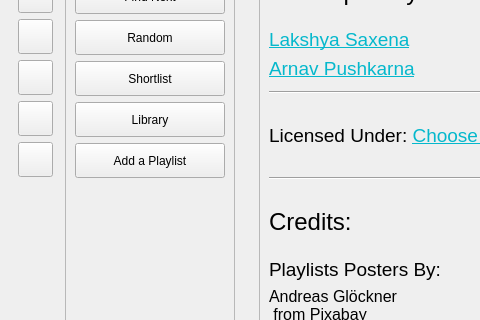
lakshya076/Cinematch, file UI/ui_main.ui: the form before one commit; both pictures show x 0 to 480 and y 122 to 442 of the 1108 by 776 pixel window.
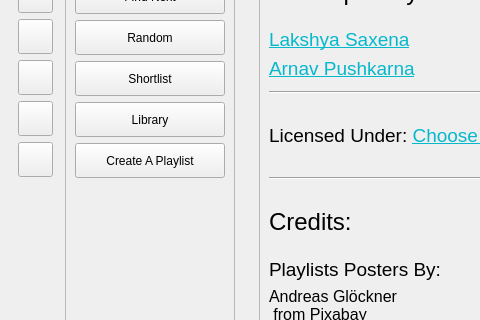
The form after the commit. Icons and pictures are not drawn. Custom widgets are drawn as their Qt base class.

Patch:
```diff
--- a/UI/ui_main.ui
+++ b/UI/ui_main.ui
@@ -866,7 +866,7 @@
           <string>Ceate A Playlist</string>
          </property>
          <property name="text">
-          <string>Add a Playlist</string>
+          <string>Create A Playlist</string>
          </property>
          <property name="icon">
           <iconset>
```
